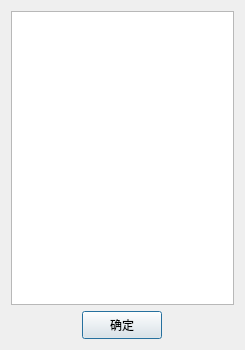
Old version of the form DialogFieldPickup.ui in the repository wlffeng2008/AkkoLabelPrinter.
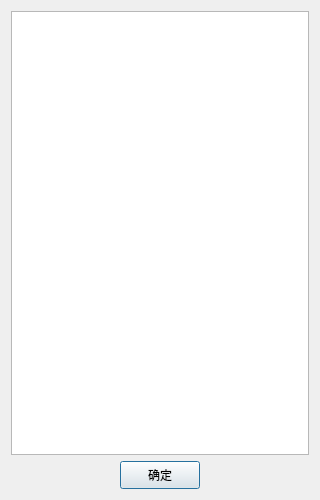
New version of the form.

Patch:
```diff
--- a/DialogFieldPickup.ui
+++ b/DialogFieldPickup.ui
@@ -6,8 +6,8 @@
    <rect>
     <x>0</x>
     <y>0</y>
-    <width>245</width>
-    <height>350</height>
+    <width>320</width>
+    <height>500</height>
    </rect>
   </property>
   <property name="windowTitle">
```
Left out of the diff: 3 changed lines with no effect on the pictures.
